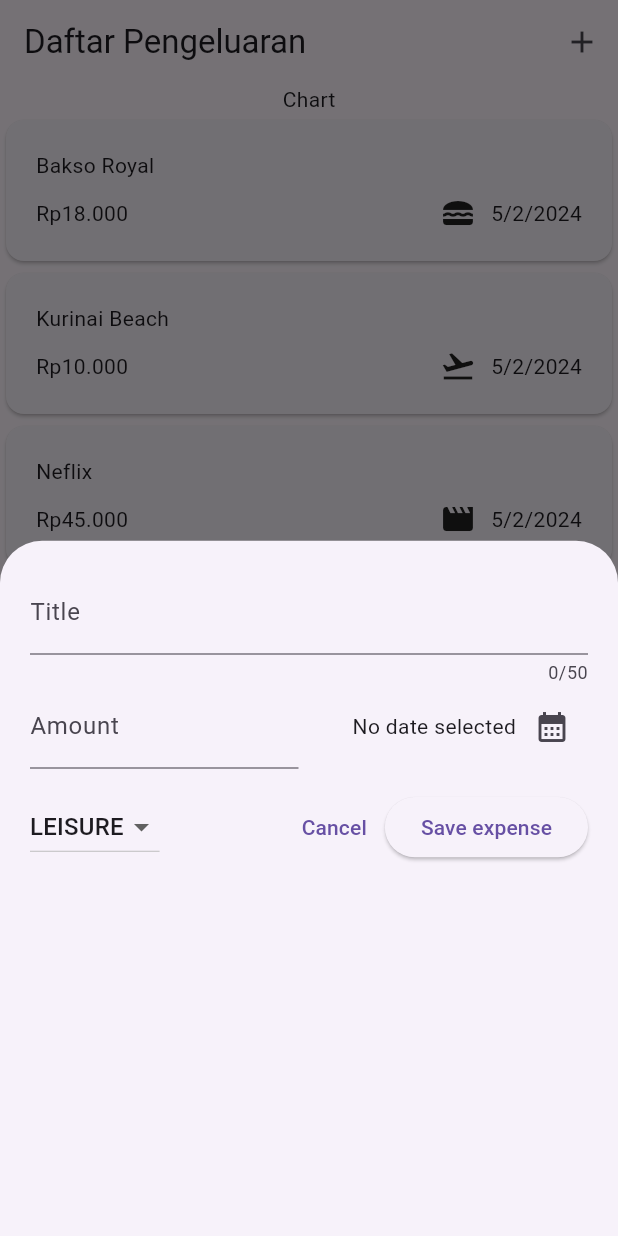
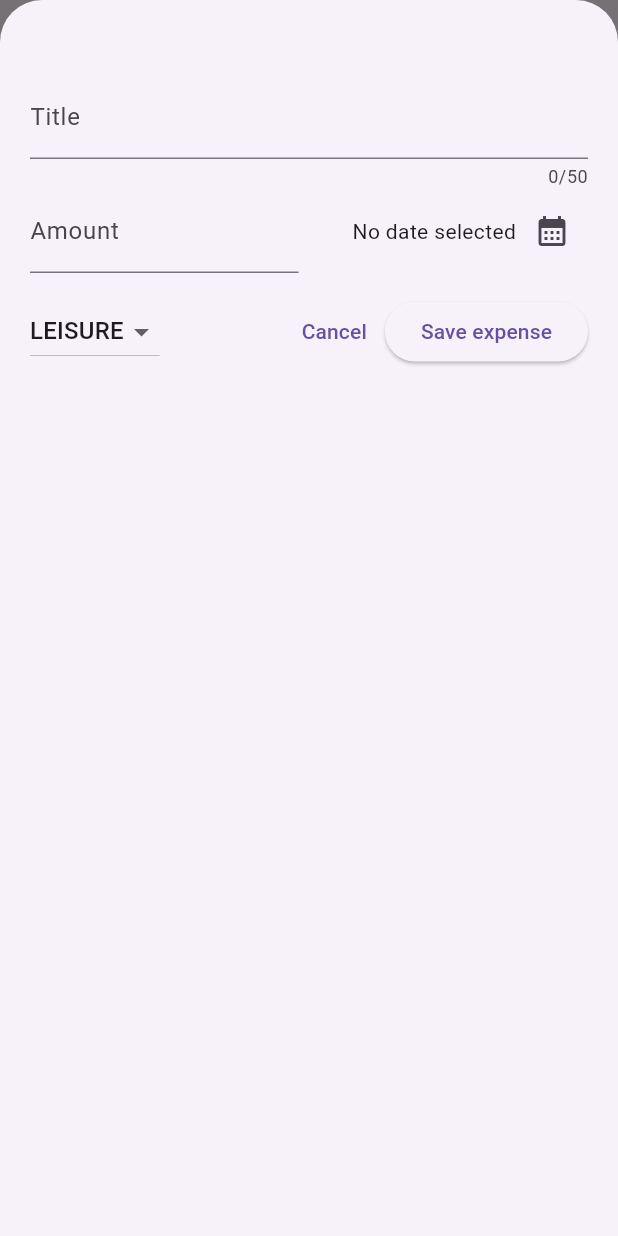
Before and after one commit to izhal27/expenses_tracker, a Flutter app: the screen it shows after launch, after a tap on the "add" icon, on a phone screen of 412 x 824 dp. Run offline on Flutter 3.47's test engine with Material 3 defaults, Android fonts, the phone set to English and light mode, and no system bars.

Commit message:
make new expense modal full screen

```diff
--- a/lib/widgets/expenses.dart
+++ b/lib/widgets/expenses.dart
@@ -41,10 +41,13 @@ class _ExpensesState extends State<Expenses> {
 
   void _showModalNewExpense() {
     showModalBottomSheet(
-        context: context, builder: (ctx) => NewExpense(_onSubmitNewExpense));
+      isScrollControlled: true,
+      context: context,
+      builder: (ctx) => NewExpense(_addExpense),
+    );
   }
 
-  void _onSubmitNewExpense(Expense newExpense) {
+  void _addExpense(Expense newExpense) {
     setState(() {
       _registeredExpenses.add(newExpense);
     });
--- a/lib/widgets/new_expense.dart
+++ b/lib/widgets/new_expense.dart
@@ -75,7 +75,7 @@ class _NewExpenseState extends State<NewExpense> {
   @override
   Widget build(BuildContext context) {
     return Padding(
-      padding: const EdgeInsets.all(20),
+      padding: const EdgeInsets.fromLTRB(20, 50, 20, 20),
       child: Column(
         children: [
           TextField(
```
